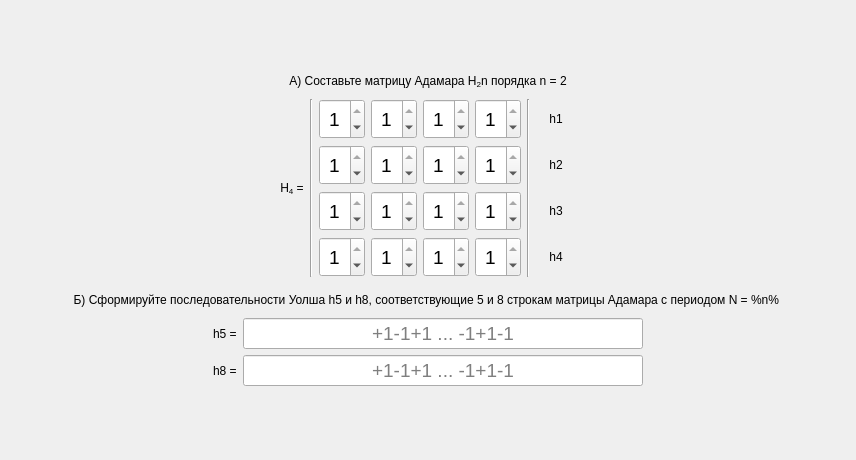
bukhmastov/fpsp, file task/screentask4.ui: the form before one commit.
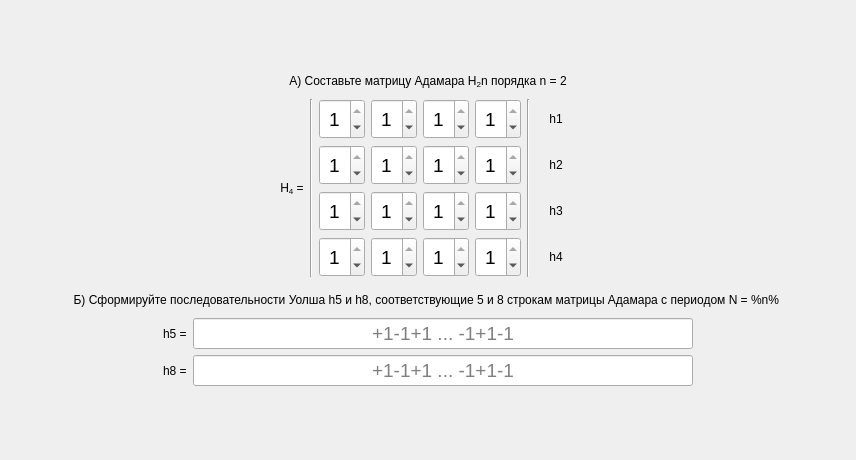
The form after the commit.

Patch:
```diff
--- a/task/screentask4.ui
+++ b/task/screentask4.ui
@@ -900,7 +900,7 @@
          </property>
          <property name="minimumSize">
           <size>
-           <width>400</width>
+           <width>500</width>
            <height>0</height>
           </size>
          </property>
@@ -967,7 +967,7 @@
          </property>
          <property name="minimumSize">
           <size>
-           <width>400</width>
+           <width>500</width>
            <height>0</height>
           </size>
          </property>
```
